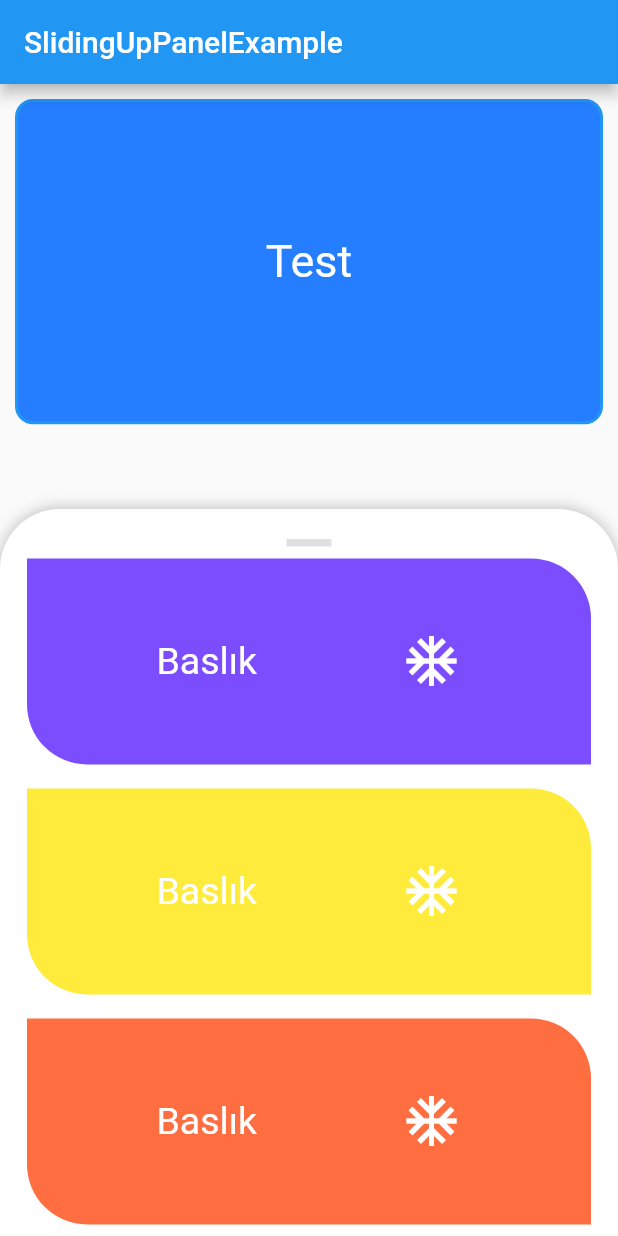
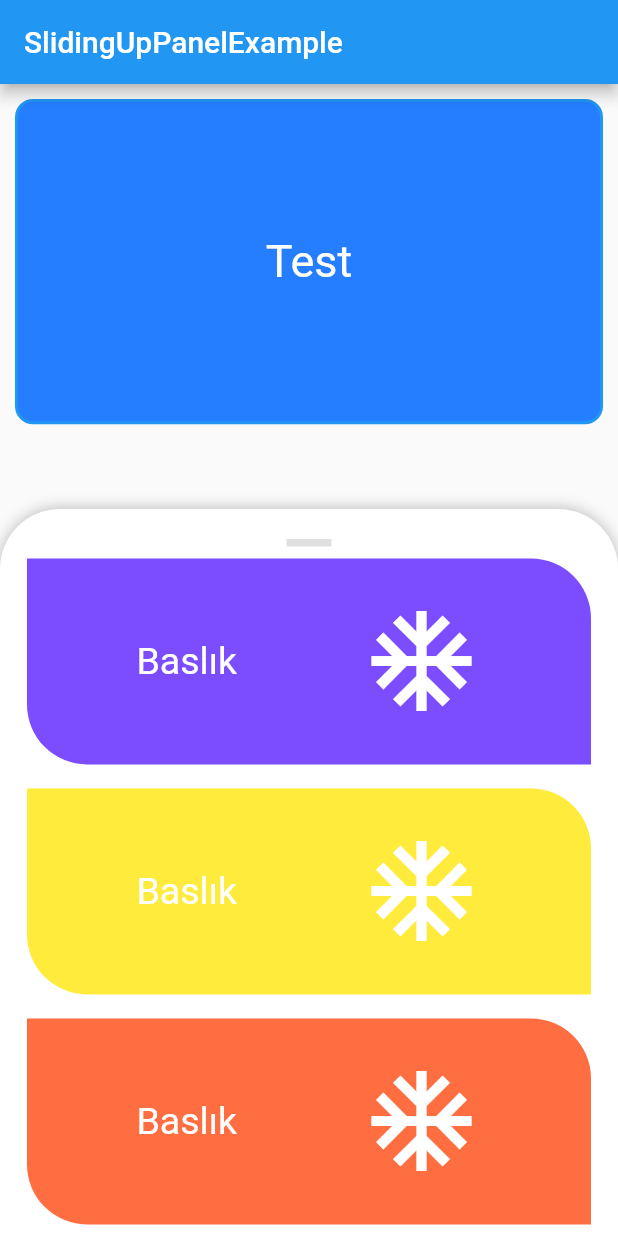
Before and after one commit to Aziz-T/flutter-custom-main-page-ui-, a Flutter app: the screen it shows after launch, on a phone screen of 412 x 824 dp. Run offline on Flutter 3.47's test engine with Material 2 defaults, Android fonts, the phone set to English and light mode, and no system bars; drawn by our look-alikes of sliding_up_panel.

Commit message:
MainPageDesign

```diff
--- a/lib/panel_widget.dart
+++ b/lib/panel_widget.dart
@@ -41,7 +41,7 @@ class PanelWidget extends StatelessWidget {
         children: <Widget> [
 
           Container( padding: EdgeInsets.all(10.0), child: Text("Baslık", style: TextStyle(fontSize: 25.0, color: Colors.white)), ),
-          Container( padding: EdgeInsets.all(10.0), child: Icon(Icons.ac_unit, color: Colors.white, size: 40.0,), ),
+          Container( padding: EdgeInsets.all(10.0), child: Icon(Icons.ac_unit, color: Colors.white, size: 80.0,), ),
         ],
       ),
     );
```
